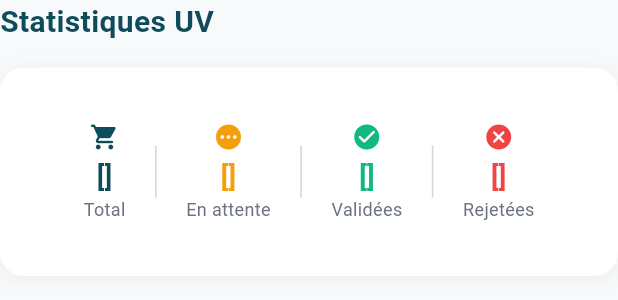
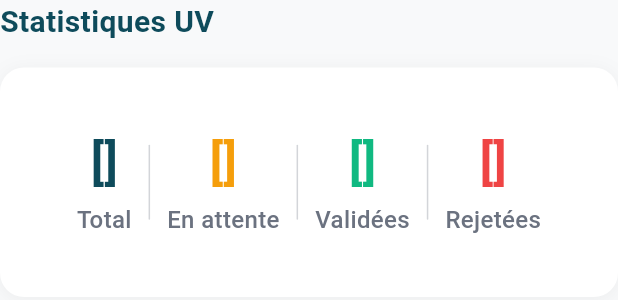
Before and after one commit to medchelios/pdv-baaf, a Flutter app: the StatsSection widget shown alone on an empty page, opened directly with empty values, on a phone screen of 412 x 824 dp. Shown: the top 300 px of the screen. Run offline on Flutter 3.47's test engine with Material 3 defaults, Android fonts, the phone set to English and light mode, and no system bars; our stand-ins replace logger, shared_preferences; accounts and stored records are empty; network calls fail; Roboto replaces fonts that are missing (Futura).

Commit message:
Enhance StatsSection layout and styling in UVOrdersScreen: Update padding, font sizes, and vertical divider height for improved visual clarity and consistency. Streamline the display of statistics to enhance user experience.

```diff
--- a/lib/screens/uv_orders/stats_section.dart
+++ b/lib/screens/uv_orders/stats_section.dart
@@ -22,7 +22,7 @@ class StatsSection extends StatelessWidget {
         const SizedBox(height: AppConstants.paddingM),
         CustomCard(
           child: Padding(
-            padding: const EdgeInsets.all(AppConstants.paddingM),
+            padding: const EdgeInsets.all(AppConstants.paddingL),
             child: Row(
               mainAxisAlignment: MainAxisAlignment.spaceEvenly,
               children: [
@@ -65,25 +65,21 @@ class StatsSection extends StatelessWidget {
     return Column(
       mainAxisSize: MainAxisSize.min,
       children: [
-        Icon(
-          icon,
-          color: color,
-          size: 20,
-        ),
-        const SizedBox(height: 4),
         Text(
           value,
           style: TextStyle(
-            fontSize: 18,
+            fontSize: 32,
             color: color,
             fontWeight: FontWeight.bold,
           ),
         ),
+        const SizedBox(height: 4),
         Text(
           label,
           style: const TextStyle(
-            fontSize: 12,
+            fontSize: 16,
             color: AppConstants.textSecondary,
+            fontWeight: FontWeight.w500,
           ),
         ),
       ],
@@ -92,7 +88,7 @@ class StatsSection extends StatelessWidget {
 
   Widget _buildVerticalDivider() {
     return Container(
-      height: 35,
+      height: 50,
       width: 1,
       decoration: BoxDecoration(
         color: AppConstants.textSecondary.withValues(alpha: 0.3),
--- a/lib/screens/uv_orders/uv_orders_screen.dart
+++ b/lib/screens/uv_orders/uv_orders_screen.dart
@@ -33,15 +33,9 @@ class _UVOrdersScreenState extends State<UVOrdersScreen> {
     });
 
     try {
-      LoggerService.info('Début du chargement des données UV');
       final stats = await _uvOrderService.getStats();
-      LoggerService.info('Stats chargées: $stats');
-
       final balance = await _uvOrderService.getAccountBalance();
-      LoggerService.info('Balance chargée: $balance');
-
       final orders = await _uvOrderService.getRecentOrders();
-      LoggerService.info('Commandes chargées: ${orders?.length} éléments');
 
       setState(() {
         _stats = stats;
```
